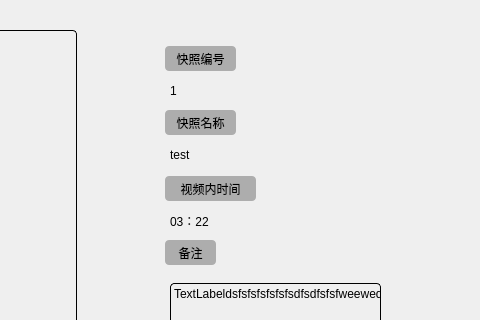
Qt form sxw/gui/child_snapshot_detail/child_snapshot_detail.ui (Buct-king/ai-Project) before a commit; both pictures show x 504 to 984 and y 0 to 320 of the 984 by 539 pixel window.
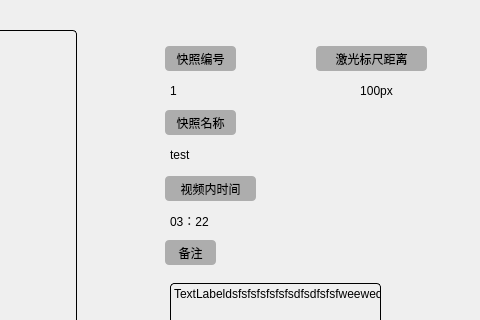
The same form after that commit.

```diff
--- a/sxw/gui/child_snapshot_detail/child_snapshot_detail.ui
+++ b/sxw/gui/child_snapshot_detail/child_snapshot_detail.ui
@@ -316,6 +316,48 @@
      <string>下一张</string>
     </property>
    </widget>
+   <widget class="QLabel" name="snapshotVideoTimeLabel_2">
+    <property name="geometry">
+     <rect>
+      <x>820</x>
+      <y>46</y>
+      <width>111</width>
+      <height>25</height>
+     </rect>
+    </property>
+    <property name="styleSheet">
+     <string notr="true">font: 25 11pt &quot;Adobe 宋体 Std L&quot;;
+background-color: rgb(173, 173, 173);
+border-radius: 4px;   </string>
+    </property>
+    <property name="text">
+     <string>激光标尺距离</string>
+    </property>
+    <property name="alignment">
+     <set>Qt::AlignCenter</set>
+    </property>
+   </widget>
+   <widget class="QLabel" name="snapshotIDShowLabel_2">
+    <property name="geometry">
+     <rect>
+      <x>830</x>
+      <y>80</y>
+      <width>101</width>
+      <height>21</height>
+     </rect>
+    </property>
+    <property name="styleSheet">
+     <string notr="true">
+border-radius: 4px;   
+font: 25 11pt &quot;Adobe 宋体 Std L&quot;;</string>
+    </property>
+    <property name="text">
+     <string>100px</string>
+    </property>
+    <property name="alignment">
+     <set>Qt::AlignCenter</set>
+    </property>
+   </widget>
   </widget>
   <widget class="QMenuBar" name="menubar">
    <property name="geometry">
```
